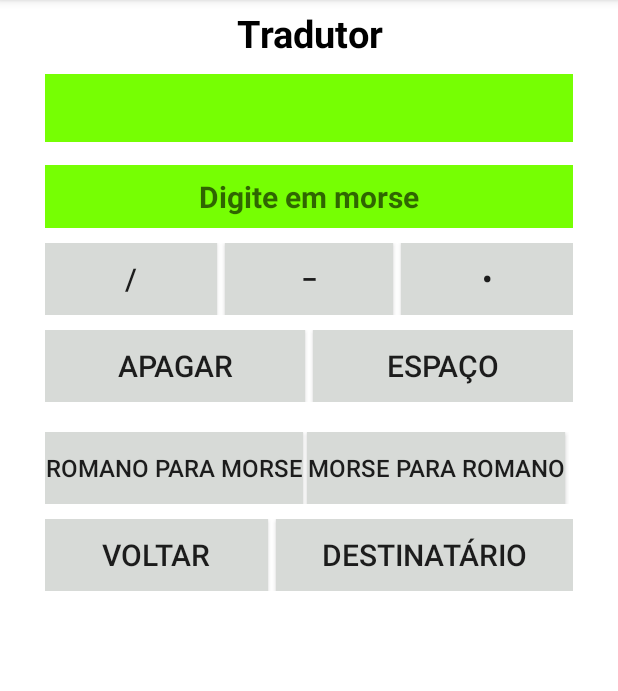
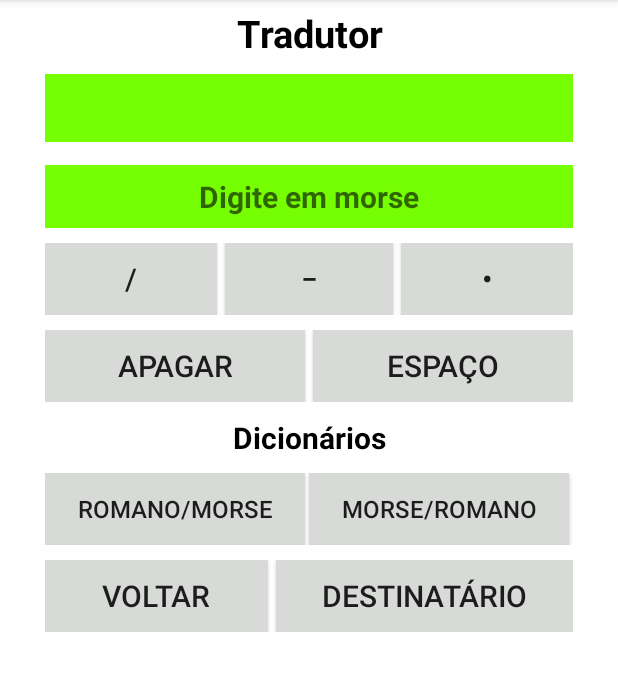
Before and after one commit to luizfelipelazzaron/desagil-projeto1, an Android app: the NewMessage screen opened directly, with no data from a screen before it, on a phone screen of 412 x 824 dp, the part 84-775 px from its top. Run offline under Robolectric (Android 15) with nearby library versions, the phone set to English and light mode, and no system bars.

Commit message:
atualização de layout

```diff
--- a/app/src/main/res/layout/activity_new_message.xml
+++ b/app/src/main/res/layout/activity_new_message.xml
@@ -127,8 +127,19 @@
             tools:ignore="ButtonStyle,HardcodedText" />
     </LinearLayout>
 
+    <TextView
+        android:layout_width="match_parent"
+        android:layout_height="wrap_content"
+        android:background="#FFFFFF"
+        android:text="Dicionários"
+        android:textAlignment="center"
+        android:textColor="#000000"
+        android:textSize="20sp"
+        android:textStyle="normal|bold"
+        tools:ignore="HardcodedText" />
+
     <LinearLayout
-        android:layout_width="wrap_content"
+        android:layout_width="match_parent"
         android:layout_height="wrap_content"
         android:layout_marginTop="10sp">
 
@@ -139,7 +150,7 @@
             android:layout_marginRight="2.5sp"
             android:layout_weight="1"
             android:background="#D7DAD7"
-            android:text="Romano para Morse"
+            android:text="Romano/Morse"
             android:textSize="16sp"
             tools:ignore="ButtonStyle,HardcodedText"/>
 
@@ -150,7 +161,7 @@
             android:layout_marginRight="2.5sp"
             android:layout_weight="1"
             android:background="#D7DAD7"
-            android:text="Morse para Romano"
+            android:text="Morse/Romano"
             android:textSize="16sp"
             tools:ignore="ButtonStyle,HardcodedText"/>
 
```
